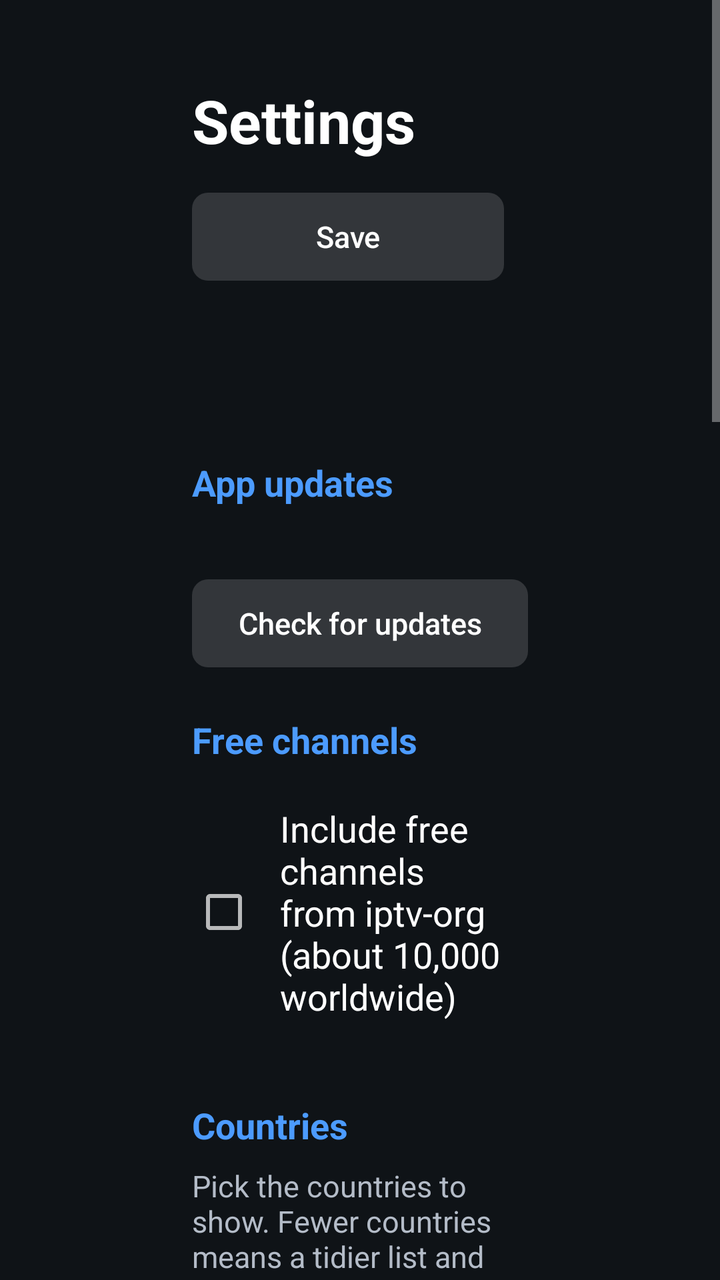
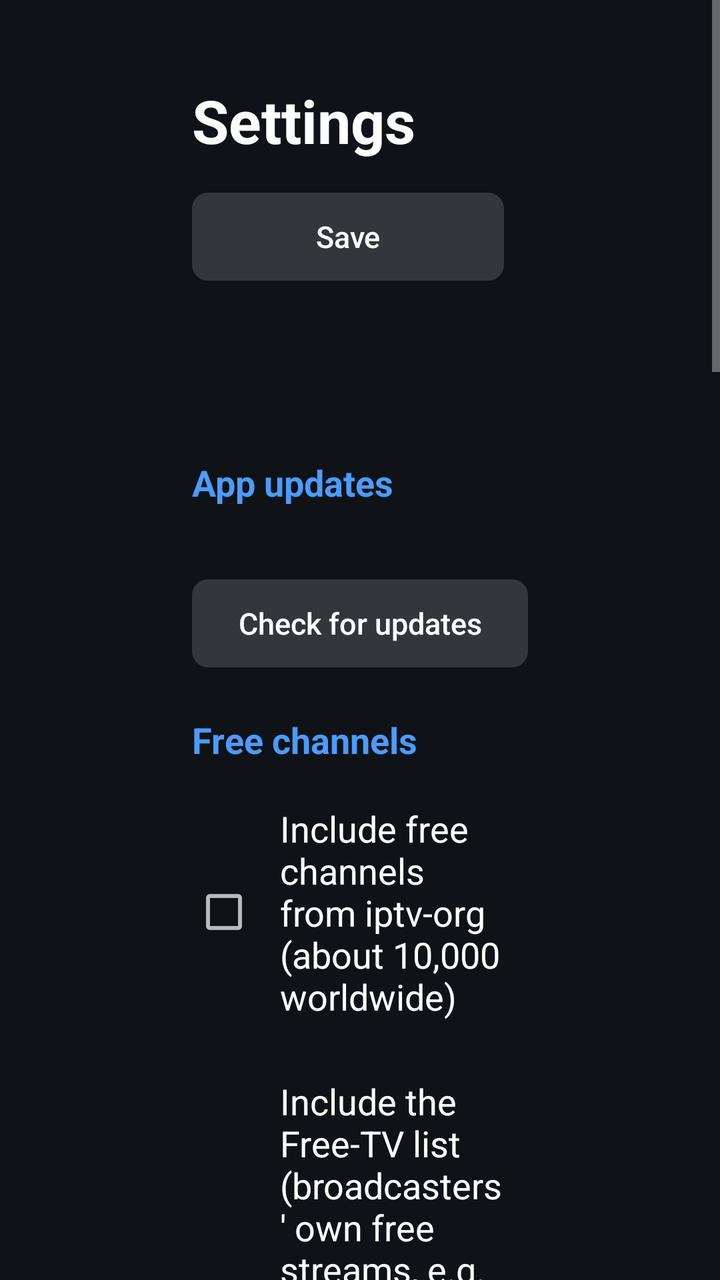

The first picture is an Android layout as it rendered before a commit; the second is the same layout after the commit. The layout source and the unified diff follow.
<!-- AndroidManifest.xml: activity theme SettingsTheme -->
<!-- res/layout/activity_settings.xml -->
<?xml version="1.0" encoding="utf-8"?>
<ScrollView xmlns:android="http://schemas.android.com/apk/res/android"
    android:layout_width="match_parent"
    android:layout_height="match_parent"
    android:background="@color/panel_dark">

    <LinearLayout
        android:layout_width="match_parent"
        android:layout_height="wrap_content"
        android:orientation="vertical"
        android:paddingStart="96dp"
        android:paddingTop="40dp"
        android:paddingEnd="96dp"
        android:paddingBottom="40dp">

        <TextView
            android:layout_width="wrap_content"
            android:layout_height="wrap_content"
            android:text="@string/settings_title"
            android:textColor="@color/white"
            android:textSize="30sp"
            android:textStyle="bold" />

        <LinearLayout
            android:layout_width="wrap_content"
            android:layout_height="wrap_content"
            android:layout_marginTop="16dp"
            android:orientation="horizontal">

            <Button
                android:id="@+id/save_button"
                style="@style/TvButton"
                android:layout_width="wrap_content"
                android:layout_height="wrap_content"
                android:layout_marginEnd="12dp"
                android:minWidth="160dp"
                android:text="@string/save" />

            <Button
                android:id="@+id/cancel_button"
                style="@style/TvButton"
                android:layout_width="wrap_content"
                android:layout_height="wrap_content"
                android:minWidth="160dp"
                android:text="@string/cancel" />
        </LinearLayout>

        <TextView
            android:layout_width="match_parent"
            android:layout_height="wrap_content"
            android:layout_marginTop="24dp"
            android:layout_marginBottom="8dp"
            android:text="@string/updates_heading"
            android:textColor="@color/accent"
            android:textSize="18sp"
            android:textStyle="bold" />

        <TextView
            android:id="@+id/update_status"
            android:layout_width="match_parent"
            android:layout_height="wrap_content"
            android:layout_marginBottom="8dp"
            android:textColor="@color/text_secondary"
            android:textSize="15sp" />

        <Button
            android:id="@+id/update_button"
            style="@style/TvButton"
            android:layout_width="wrap_content"
            android:layout_height="wrap_content"
            android:minWidth="220dp"
            android:text="@string/check_updates" />

        <TextView
            android:layout_width="match_parent"
            android:layout_height="wrap_content"
            android:layout_marginTop="24dp"
            android:layout_marginBottom="8dp"
            android:text="@string/free_channels_heading"
            android:textColor="@color/accent"
            android:textSize="18sp"
            android:textStyle="bold" />

        <CheckBox
            android:id="@+id/iptv_org"
            android:layout_width="match_parent"
            android:layout_height="wrap_content"
            android:layout_marginBottom="4dp"
            android:background="@drawable/item_bg"
            android:padding="12dp"
            android:text="@string/iptv_org_enabled"
            android:textColor="@color/white"
            android:textSize="18sp" />

        <TextView
            android:layout_width="match_parent"
            android:layout_height="wrap_content"
            android:layout_marginTop="24dp"
            android:layout_marginBottom="8dp"
            android:text="@string/countries_heading"
            android:textColor="@color/accent"
            android:textSize="18sp"
            android:textStyle="bold" />

        <TextView
            android:layout_width="match_parent"
            android:layout_height="wrap_content"
            android:layout_marginBottom="8dp"
            android:text="@string/countries_help"
            android:textColor="@color/text_secondary"
            android:textSize="15sp" />

        <CheckBox
            android:id="@+id/all_countries"
            android:layout_width="match_parent"
            android:layout_height="wrap_content"
            android:layout_marginBottom="4dp"
            android:background="@drawable/item_bg"
            android:padding="12dp"
            android:text="@string/all_countries"
            android:textColor="@color/white"
            android:textSize="18sp" />

        <LinearLayout
            android:id="@+id/country_container"
            android:layout_width="match_parent"
            android:layout_height="wrap_content"
            android:orientation="vertical" />

        <TextView
            android:layout_width="match_parent"
            android:layout_height="wrap_content"
            android:layout_marginTop="24dp"
            android:layout_marginBottom="8dp"
            android:text="@string/channels_heading"
            android:textColor="@color/accent"
            android:textSize="18sp"
            android:textStyle="bold" />

        <CheckBox
            android:id="@+id/hide_offline"
            android:layout_width="match_parent"
            android:layout_height="wrap_content"
            android:background="@drawable/item_bg"
            android:padding="12dp"
            android:text="@string/hide_offline"
            android:textColor="@color/white"
            android:textSize="18sp" />

        <TextView
            android:layout_width="match_parent"
            android:layout_height="wrap_content"
            android:layout_marginTop="24dp"
            android:layout_marginBottom="8dp"
            android:text="@string/quality_heading"
            android:textColor="@color/accent"
            android:textSize="18sp"
            android:textStyle="bold" />

        <TextView
            android:layout_width="match_parent"
            android:layout_height="wrap_content"
            android:layout_marginBottom="8dp"
            android:text="@string/quality_help"
            android:textColor="@color/text_secondary"
            android:textSize="15sp" />

        <RadioGroup
            android:id="@+id/quality_group"
            android:layout_width="match_parent"
            android:layout_height="wrap_content"
            android:orientation="vertical">

            <RadioButton
                android:id="@+id/quality_auto"
                android:layout_width="match_parent"
                android:layout_height="wrap_content"
                android:layout_marginBottom="4dp"
                android:background="@drawable/item_bg"
                android:padding="12dp"
                android:text="@string/quality_auto"
                android:textColor="@color/white"
                android:textSize="18sp" />

            <RadioButton
                android:id="@+id/quality_1080"
                android:layout_width="match_parent"
                android:layout_height="wrap_content"
                android:layout_marginBottom="4dp"
                android:background="@drawable/item_bg"
                android:padding="12dp"
                android:text="@string/quality_1080"
                android:textColor="@color/white"
                android:textSize="18sp" />

            <RadioButton
                android:id="@+id/quality_720"
                android:layout_width="match_parent"
                android:layout_height="wrap_content"
                android:layout_marginBottom="4dp"
                android:background="@drawable/item_bg"
                android:padding="12dp"
                android:text="@string/quality_720"
                android:textColor="@color/white"
                android:textSize="18sp" />

            <RadioButton
                android:id="@+id/quality_480"
                android:layout_width="match_parent"
                android:layout_height="wrap_content"
                android:layout_marginBottom="4dp"
                android:background="@drawable/item_bg"
                android:padding="12dp"
                android:text="@string/quality_480"
                android:textColor="@color/white"
                android:textSize="18sp" />
        </RadioGroup>

        <TextView
            android:layout_width="match_parent"
            android:layout_height="wrap_content"
            android:layout_marginTop="24dp"
            android:layout_marginBottom="8dp"
            android:text="@string/custom_heading"
            android:textColor="@color/accent"
            android:textSize="18sp"
            android:textStyle="bold" />

        <TextView
            android:layout_width="match_parent"
            android:layout_height="wrap_content"
            android:layout_marginBottom="8dp"
            android:text="@string/custom_help"
            android:textColor="@color/text_secondary"
            android:textSize="15sp" />

        <EditText
            android:id="@+id/custom_url"
            android:layout_width="match_parent"
            android:layout_height="wrap_content"
            android:background="@drawable/field_bg"
            android:hint="@string/custom_hint"
            android:imeOptions="actionDone"
            android:importantForAutofill="no"
            android:inputType="textUri"
            android:padding="14dp"
            android:singleLine="true"
            android:textColor="@color/white"
            android:textColorHint="@color/text_secondary"
            android:textSize="17sp" />

    </LinearLayout>
</ScrollView>
<!-- resources referenced by this layout -->
<resources>
  <color name="accent">#FF4C9BFF</color>
  <color name="panel_dark">#F20E1217</color>
  <color name="text_secondary">#FFB4BCC8</color>
  <color name="white">#FFFFFFFF</color>
  <string name="all_countries">Every country (all channels)</string>
  <string name="cancel">Cancel</string>
  <string name="channels_heading">Channels</string>
  <string name="check_updates">Check for updates</string>
  <string name="countries_heading">Countries</string>
  <string name="countries_help">Pick the countries to show. Fewer countries means a tidier list and faster checking.</string>
  <string name="custom_heading">Your own playlist (optional)</string>
  <string name="custom_help">Paste an M3U or M3U8 link you\'re entitled to use. Its channels appear first, and if it includes a TV guide link that\'s used too. Tip: the Google TV app on your phone lets you type with your phone\'s keyboard.</string>
  <string name="custom_hint">https://example.com/playlist.m3u</string>
  <string name="free_channels_heading">Free channels</string>
  <string name="hide_offline">Hide channels that aren\'t working (checked automatically every few hours)</string>
  <string name="iptv_org_enabled">Include free channels from iptv-org (about 10,000 worldwide)</string>
  <string name="quality_1080">Up to Full HD (1080p)</string>
  <string name="quality_480">Up to standard definition (480p) – smoothest</string>
  <string name="quality_720">Up to HD (720p) – recommended for slower broadband</string>
  <string name="quality_auto">Automatic (best your connection can manage)</string>
  <string name="quality_heading">Picture quality</string>
  <string name="quality_help">If channels stutter or keep buffering, choose a lower limit. The picture is a little softer, but it needs much less internet speed.</string>
  <string name="save">Save</string>
  <string name="settings_title">Settings</string>
  <string name="updates_heading">App updates</string>
  <style name="TvButton" parent="android:Widget.Material.Button">
          <item name="android:background">@drawable/button_bg</item>
          <item name="android:textColor">@color/white</item>
          <item name="android:textSize">15sp</item>
          <item name="android:textAllCaps">false</item>
          <item name="android:stateListAnimator">@null</item>
          <item name="android:paddingLeft">16dp</item>
          <item name="android:paddingRight">16dp</item>
          <item name="android:minHeight">44dp</item>
          <item name="android:focusable">true</item>
      </style>
  <style name="SettingsTheme" parent="android:Theme.Material.NoActionBar.Fullscreen">
          <item name="android:windowBackground">@color/panel_dark</item>
          <item name="android:colorAccent">@color/accent</item>
          <item name="android:colorPrimary">@color/black</item>
      </style>
  <color name="button_idle">#26FFFFFF</color>
  <color name="focus">#FF2F7BF0</color>
  <color name="row_active">#33FFFFFF</color>
  <!-- drawable button_bg (drawable) -->
  <?xml version="1.0" encoding="utf-8"?>
  <selector xmlns:android="http://schemas.android.com/apk/res/android">
      <item android:state_focused="true">
          <shape android:shape="rectangle">
              <solid android:color="@color/focus" />
              <corners android:radius="8dp" />
          </shape>
      </item>
      <item>
          <shape android:shape="rectangle">
              <solid android:color="@color/button_idle" />
              <corners android:radius="8dp" />
          </shape>
      </item>
  </selector>
  <color name="black">#FF000000</color>
  <!-- unchanged entries left out for length: 2 -->
</resources>

<!-- the commit's change to res/layout/activity_settings.xml (unified diff, before → after) -->
@@ -92,6 +92,17 @@
             android:textColor="@color/white"
             android:textSize="18sp" />
 
+        <CheckBox
+            android:id="@+id/free_tv"
+            android:layout_width="match_parent"
+            android:layout_height="wrap_content"
+            android:layout_marginBottom="4dp"
+            android:background="@drawable/item_bg"
+            android:padding="12dp"
+            android:text="@string/free_tv_enabled"
+            android:textColor="@color/white"
+            android:textSize="18sp" />
+
         <TextView
             android:layout_width="match_parent"
             android:layout_height="wrap_content"
<!-- resource entries referenced after the edit -->
@@ -14,6 +14,7 @@
   <string name="custom_help">Paste an M3U or M3U8 link you\'re entitled to use. Its channels appear first, and if it includes a TV guide link that\'s used too. Tip: the Google TV app on your phone lets you type with your phone\'s keyboard.</string>
   <string name="custom_hint">https://example.com/playlist.m3u</string>
   <string name="free_channels_heading">Free channels</string>
+  <string name="free_tv_enabled">Include the Free-TV list (broadcasters\' own free streams, e.g. official BBC feeds; adds about 700 channels and many backup streams)</string>
   <string name="hide_offline">Hide channels that aren\'t working (checked automatically every few hours)</string>
   <string name="iptv_org_enabled">Include free channels from iptv-org (about 10,000 worldwide)</string>
   <string name="quality_1080">Up to Full HD (1080p)</string>
